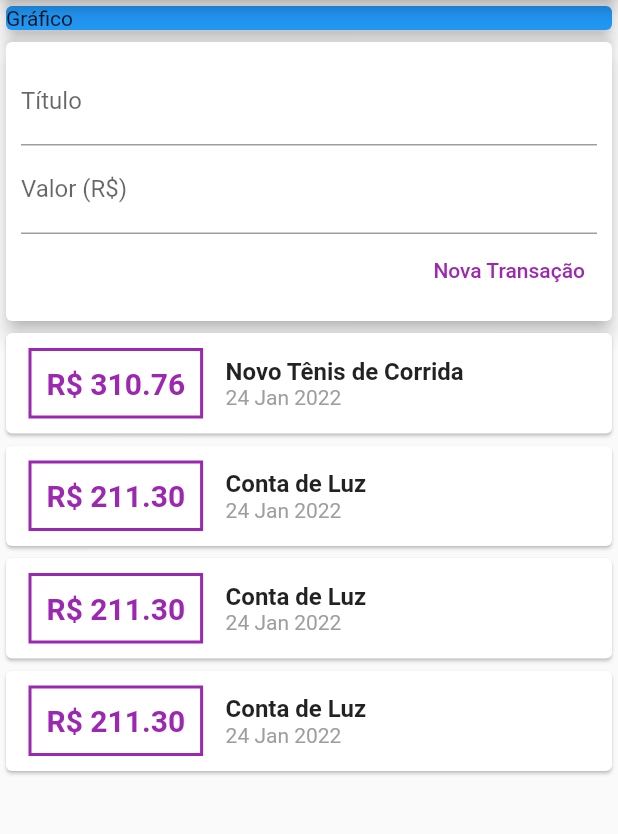
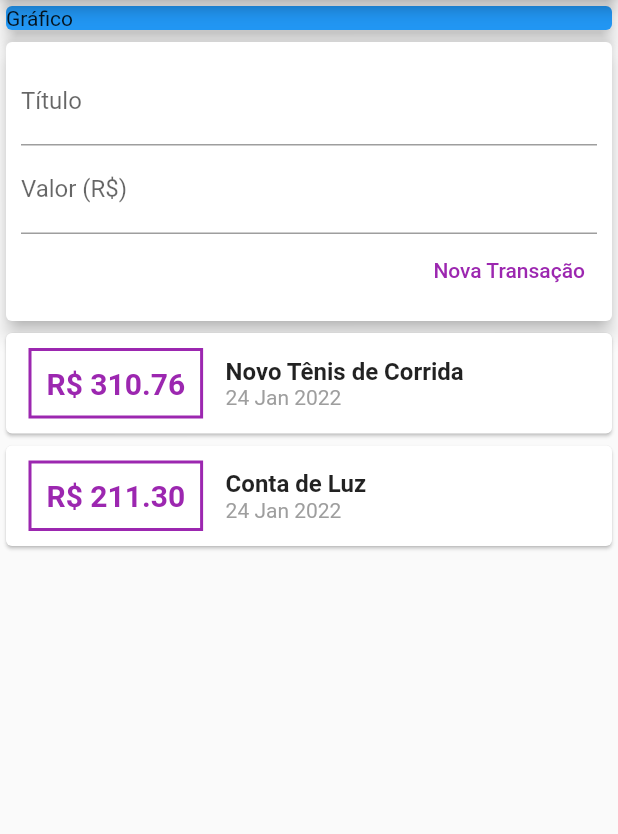
Before and after one commit to christopherldo/flutter-despesaspessoais, a Flutter app: the screen it shows after launch, on a phone screen of 412 x 824 dp, the part 84-918 px from its top. Run offline on Flutter 3.47's test engine with Material 2 defaults, Android fonts, the phone set to English and light mode, and no system bars.

Commit message:
Usando ListView

```diff
--- a/lib/components/transaction_list.dart
+++ b/lib/components/transaction_list.dart
@@ -14,12 +14,9 @@ class TransactionList extends StatelessWidget {
   Widget build(BuildContext context) {
     return SizedBox(
       height: 300,
-      child: SingleChildScrollView(
-        child: Column(
-          children: [
-            ...transactions
-                .map(
-                  (e) => Card(
+      child: ListView.builder(
+        itemCount: transactions.length,
+        itemBuilder: (context, index) => Card(
           child: Row(
             children: [
               Container(
@@ -35,7 +32,7 @@ class TransactionList extends StatelessWidget {
                 ),
                 padding: EdgeInsets.all(10),
                 child: Text(
-                            "R\$ ${e.value.toStringAsFixed(2)}",
+                  "R\$ ${transactions[index].value.toStringAsFixed(2)}",
                   style: TextStyle(
                     fontWeight: FontWeight.bold,
                     fontSize: 20,
@@ -47,14 +44,14 @@ class TransactionList extends StatelessWidget {
                 crossAxisAlignment: CrossAxisAlignment.start,
                 children: [
                   Text(
-                              e.title,
+                    transactions[index].title,
                     style: TextStyle(
                       fontSize: 16,
                       fontWeight: FontWeight.bold,
                     ),
                   ),
                   Text(
-                              DateFormat('d MMM y').format(e.date),
+                    DateFormat('d MMM y').format(transactions[index].date),
                     style: TextStyle(
                       color: Colors.grey,
                     ),
@@ -64,10 +61,6 @@ class TransactionList extends StatelessWidget {
             ],
           ),
         ),
-                )
-                .toList(),
-          ],
-        ),
       ),
     );
   }
--- a/lib/components/transaction_user.dart
+++ b/lib/components/transaction_user.dart
@@ -18,30 +18,6 @@ class _TransactionUserState extends State<TransactionUser> {
       id: 't1',
       title: 'Novo Tênis de Corrida',
       value: 310.76,
-      date: DateTime.now(),
-    ),
-    Transaction(
-      id: 't2',
-      title: 'Conta de Luz',
-      value: 211.30,
-      date: DateTime.now(),
-    ),
-    Transaction(
-      id: 't2',
-      title: 'Conta de Luz',
-      value: 211.30,
-      date: DateTime.now(),
-    ),
-    Transaction(
-      id: 't2',
-      title: 'Conta de Luz',
-      value: 211.30,
-      date: DateTime.now(),
-    ),
-    Transaction(
-      id: 't2',
-      title: 'Conta de Luz',
-      value: 211.30,
       date: DateTime.now(),
     ),
     Transaction(
```
Lines whose indentation alone changed are shown as unchanged.
